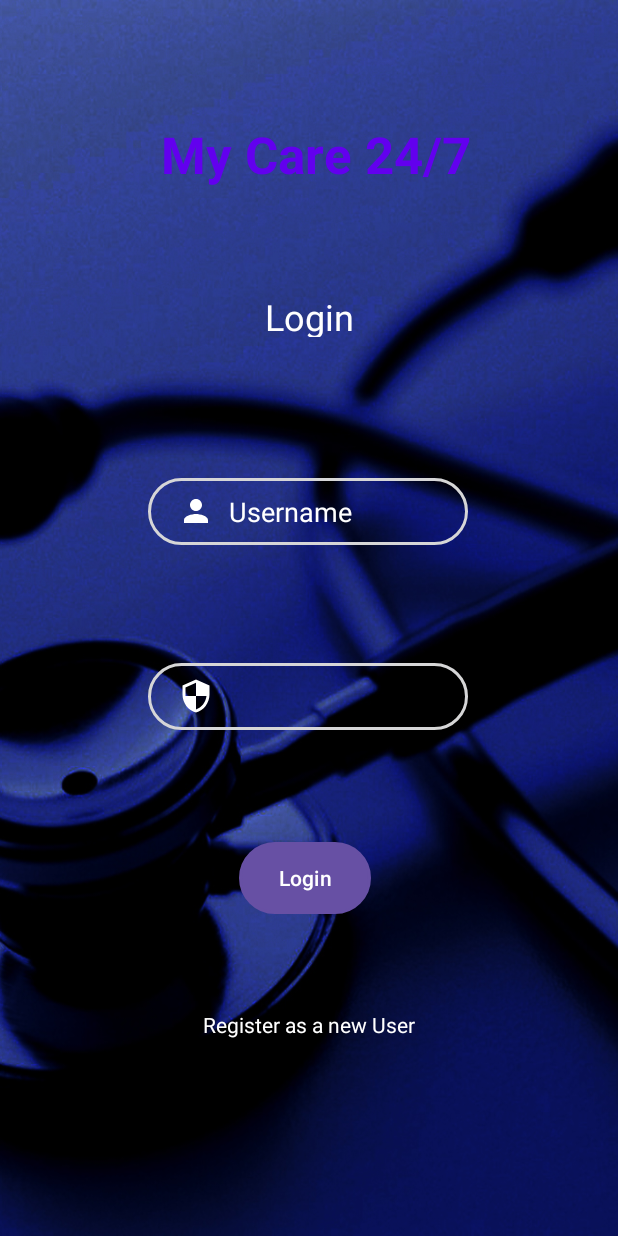
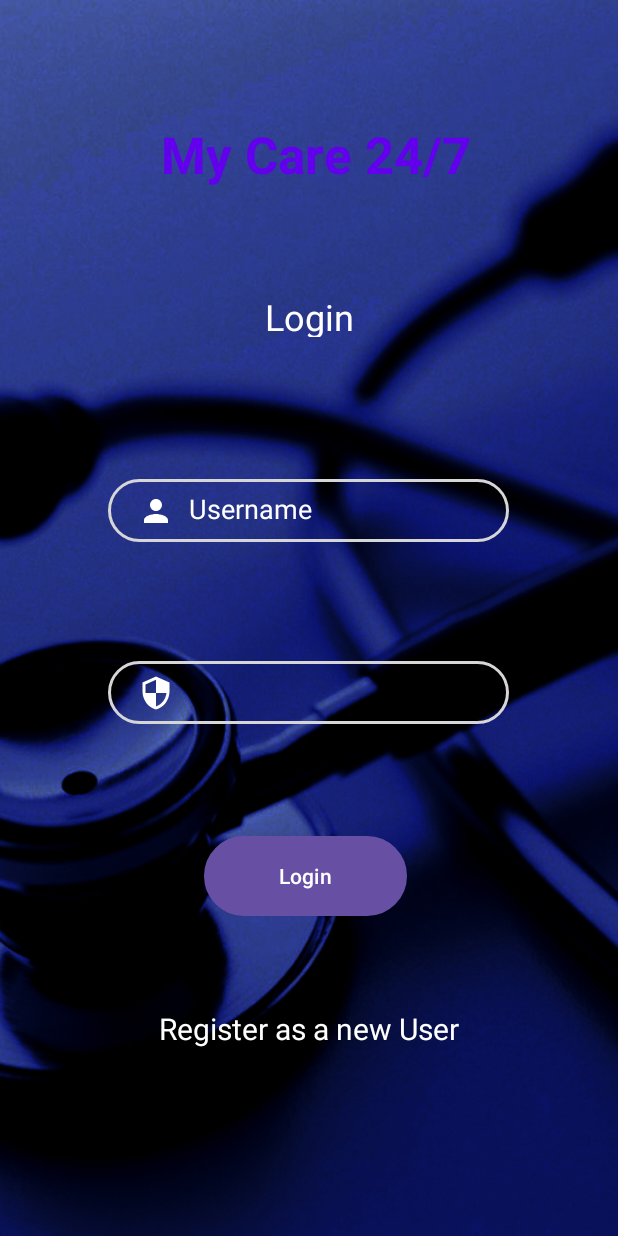
Before and after one commit to tadiwanashe-EH12/MyCare, an Android app: the screen it shows after launch (LogInActivity), after a tap on "Register as a new User", on a phone screen of 412 x 824 dp. Run offline under Robolectric (Android 15) with nearby library versions, the phone set to English and light mode, and no system bars; 1 statement that could not run was skipped.

```diff
--- a/app/src/main/java/com/tadiwanashemaruza/mycareapp/LogInActivity.java
+++ b/app/src/main/java/com/tadiwanashemaruza/mycareapp/LogInActivity.java
@@ -19,6 +19,8 @@ public class LogInActivity extends AppCompatActivity {
     EditText edUsername, edPassword;
     Button btn;
 TextView tv;
+    private Intent RegisterActivity;
+
     protected void onCreate(Bundle savedInstanceState) {
         super.onCreate(savedInstanceState);
         EdgeToEdge.enable(this);
--- a/app/src/main/java/com/tadiwanashemaruza/mycareapp/RegisterActivity.java
+++ b/app/src/main/java/com/tadiwanashemaruza/mycareapp/RegisterActivity.java
@@ -1,6 +1,9 @@
 package com.tadiwanashemaruza.mycareapp;
 
 import android.os.Bundle;
+import android.widget.Button;
+import android.widget.EditText;
+import android.widget.TextView;
 
 import androidx.activity.EdgeToEdge;
 import androidx.appcompat.app.AppCompatActivity;
--- a/app/src/main/res/layout/activity_log_in.xml
+++ b/app/src/main/res/layout/activity_log_in.xml
@@ -42,8 +42,8 @@
 
     <EditText
         android:id="@+id/editTextLoginUsername"
-        android:layout_width="wrap_content"
-        android:layout_height="wrap_content"
+        android:layout_width="267dp"
+        android:layout_height="42dp"
         android:background="@drawable/input_bg"
         android:drawableStart="@drawable/ic_baseline_person_24"
         android:drawablePadding="10dp"
@@ -64,8 +64,8 @@
 
     <EditText
         android:id="@+id/editTextLoginPassword"
-        android:layout_width="wrap_content"
-        android:layout_height="wrap_content"
+        android:layout_width="267dp"
+        android:layout_height="42dp"
         android:background="@drawable/input_bg"
         android:drawableStart="@drawable/ic_baseline_security_24"
         android:drawablePadding="10dp"
@@ -84,8 +84,8 @@
 
     <Button
         android:id="@+id/ButtonLogin"
-        android:layout_width="wrap_content"
-        android:layout_height="wrap_content"
+        android:layout_width="135dp"
+        android:layout_height="53dp"
         android:background="@drawable/input_bg"
         android:text="@string/button_login"
         app:layout_constraintBottom_toBottomOf="parent"
@@ -101,6 +101,7 @@
         android:layout_height="wrap_content"
         android:text="@string/register_as_a_new_user"
         android:textColor="@color/white"
+        android:textSize="20sp"
         app:layout_constraintBottom_toBottomOf="parent"
         app:layout_constraintEnd_toEndOf="parent"
         app:layout_constraintStart_toStartOf="parent"
```
